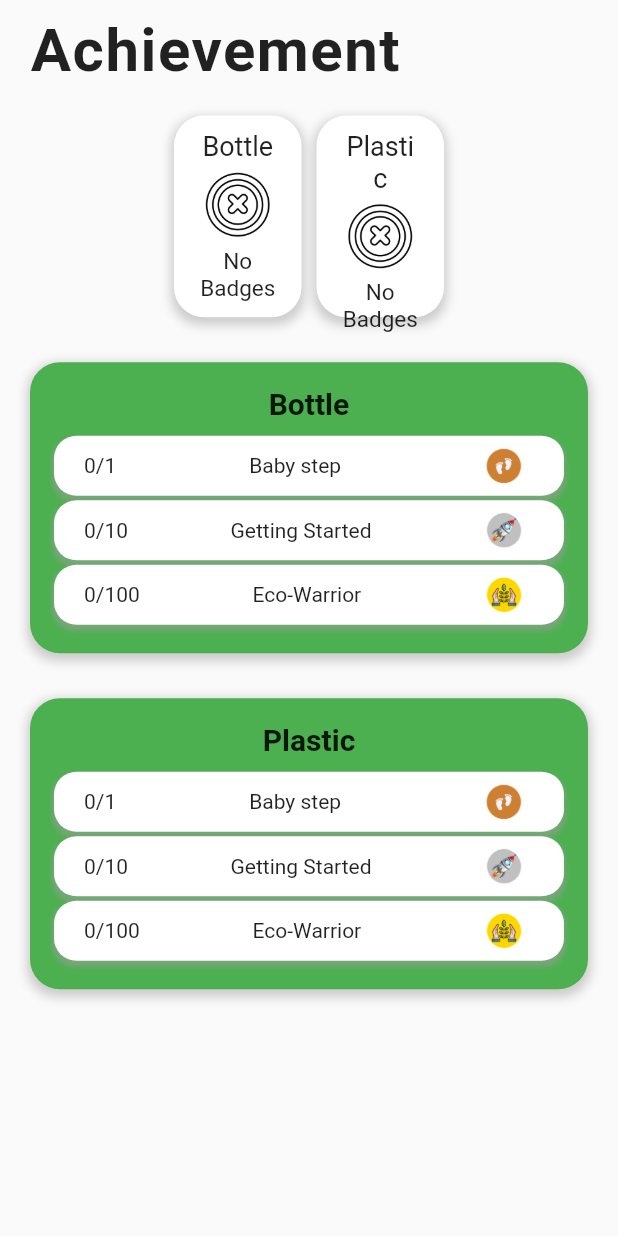
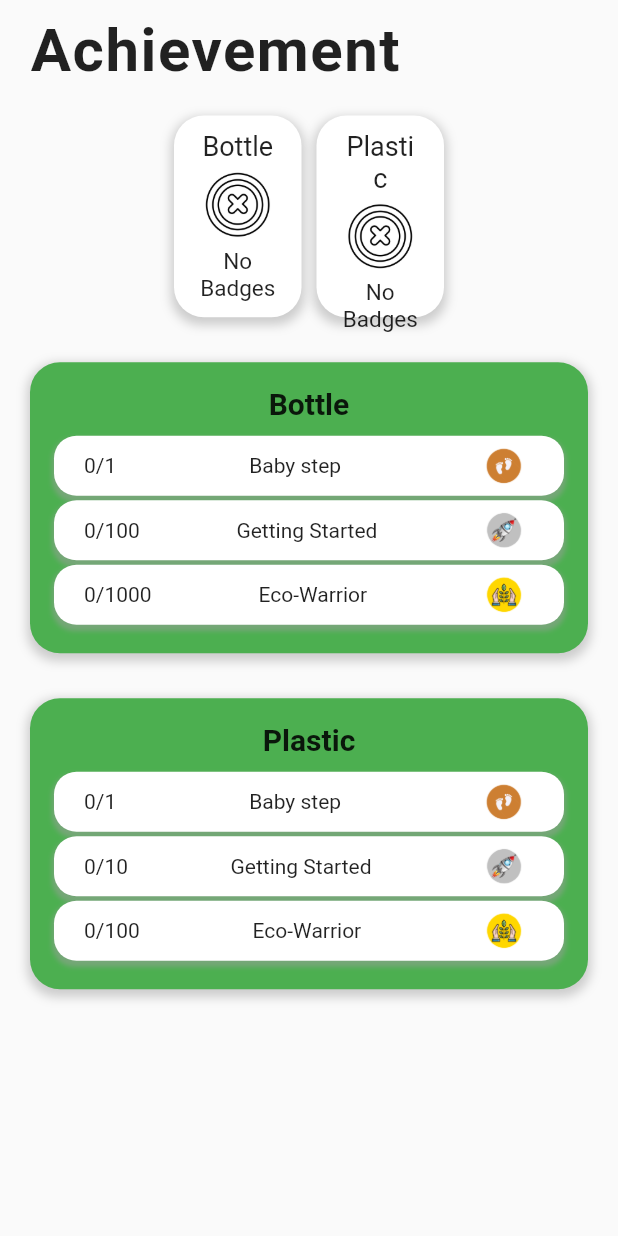
Before and after one commit to sandazz/waste_management_application, a Flutter app: the Achievement screen opened directly, on a phone screen of 412 x 824 dp. Run offline on Flutter 3.47's test engine with Material 2 defaults, Android fonts, the phone set to English and light mode, and no system bars; drawn by our look-alikes of showcaseview; our stand-ins replace cloud_firestore, firebase_auth, firebase_core, firebase_storage, flutter_fortune_wheel, image_picker and 2 more; missing offline and left inert: flutter_barcode_scanner, mobile_scanner; accounts and stored records are empty.

Commit message:
change achievemnt and leaderboard UI - change color and cut the name of achieved achievements - change the reward point getting mechanism - change the full name to first name show in the leaderboard

```diff
--- a/lib/pages/collector/Camera.dart
+++ b/lib/pages/collector/Camera.dart
@@ -238,7 +238,7 @@ class _CameraState extends State<Camera> with WidgetsBindingObserver {
                     // String caneAmount = caneAmountController.text.trim();
                     // String glassAmount = glassAmountController.text.trim();
                     int binAmount = 0;
-                    int points = (plasticAmount+bottleAmount)*5;
+                    int points = (plasticAmount*30)+(bottleAmount*5);
                     int spinnablePoints = points;
                     int rewardPoints = points;
 
--- a/lib/pages/enduser/Achievement.dart
+++ b/lib/pages/enduser/Achievement.dart
@@ -90,10 +90,10 @@ class _AchievementState extends State<Achievement> {
     }
 
     //bottle badges
-    if(bottleAmount>=100){
+    if(bottleAmount>=1000){
       achievementBottleURL = "assets/achievements/3.png";
       achievementBottleBadge = "Eco-Warrior";
-    }else if(bottleAmount>=10){
+    }else if(bottleAmount>=100){
       achievementBottleURL = "assets/achievements/2.png";
       achievementBottleBadge = "Getting Started";
     } else if(bottleAmount >= 1){
@@ -113,7 +113,7 @@ class _AchievementState extends State<Achievement> {
       achievementCaneBadge = "Baby Step";
     }
 
-    //plastic badges
+    //glass badges
     if(glassAmount>=100){
       achievementGlassURL = "assets/achievements/3.png";
       achievementGlassBadge = "Eco-Warrior";
@@ -728,7 +728,7 @@ class _AchievementState extends State<Achievement> {
                                   height: 40.0,// Set the height of the container
                                   margin: EdgeInsets.fromLTRB(0.0, 0.0, 0.0, 3.0),
                                   decoration: BoxDecoration(
-                                    color: Colors.white, // Set the background color of the container
+                                    color: bottleAmount >= 1 ? Colors.white38 : Colors.white, // Set the background color of the container
                                     borderRadius: BorderRadius.circular(15.0), // Set the border radius of the container
                                     boxShadow: [
                                       BoxShadow(
@@ -754,6 +754,9 @@ class _AchievementState extends State<Achievement> {
                                           child: Text(
                                             'Baby step',
                                             textAlign: TextAlign.center,
+                                            style: TextStyle(
+                                              decoration:  bottleAmount > 1 ? TextDecoration.lineThrough : null,
+                                            ),
                                           ),
                                         ),
                                       ),
@@ -772,51 +775,7 @@ class _AchievementState extends State<Achievement> {
                                   height: 40.0,// Set the height of the container
                                   margin: EdgeInsets.fromLTRB(0.0, 0.0, 0.0, 3.0),
                                   decoration: BoxDecoration(
-                                    color: Colors.white, // Set the background color of the container
-                                    borderRadius: BorderRadius.circular(15.0), // Set the border radius of the container
-                                    boxShadow: [
-                                      BoxShadow(
-                                        color: Colors.grey.withOpacity(0.5),
-                                        spreadRadius: 1.0,
-                                        blurRadius: 2.0,
-                                        offset: Offset(0, 3), // Adjust the shadow position as needed
-                                      ),
-                                    ],
-                                  ),
-                                  child: Row(
-                                    mainAxisAlignment: MainAxisAlignment.spaceBetween, // Align the children at the start and end of the row
-                                    children: [
-                                      Padding(
-                                        padding: EdgeInsets.only(left: 20.0),
-                                        child: Text(
-                                          "${bottleAmount >= 10 ? '10' : bottleAmount}/10",
-                                          textAlign: TextAlign.left,
-                                        ),
-                                      ),
-                                      Expanded(
-                                        child: Center(
-                                          child: Text(
-                                            'Getting Started',
-                                            textAlign: TextAlign.center,
-                                          ),
-                                        ),
-                                      ),
-                                      Container(
-                                        padding: EdgeInsets.only(right: 20.0),
-                                        child: Image.asset(
-                                          'assets/achievements/2.png',
-                                          fit: BoxFit.cover,
-                                        ),
-                                      ),
-                                    ],
-                                  ),
-                                ),
-                                Container(
-                                  width: 500.0, // Set the width of the container
-                                  height: 40.0,// Set the height of the container
-                                  margin: EdgeInsets.fromLTRB(0.0, 0.0, 0.0, 3.0),
-                                  decoration: BoxDecoration(
-                                    color: Colors.white, // Set the background color of the container
+                                    color: bottleAmount >= 100 ? Colors.white38 : Colors.white, // Set the background color of the container
                                     borderRadius: BorderRadius.circular(15.0), // Set the border radius of the container
                                     boxShadow: [
                                       BoxShadow(
@@ -840,8 +799,58 @@ class _AchievementState extends State<Achievement> {
                                       Expanded(
                                         child: Center(
                                           child: Text(
+                                            'Getting Started',
+                                            textAlign: TextAlign.center,
+                                            style: TextStyle(
+                                              decoration:  bottleAmount > 100 ? TextDecoration.lineThrough : null,
+                                            ),
+                                          ),
+                                        ),
+                                      ),
+                                      Container(
+                                        padding: EdgeInsets.only(right: 20.0),
+                                        child: Image.asset(
+                                          'assets/achievements/2.png',
+                                          fit: BoxFit.cover,
+                                        ),
+                                      ),
+                                    ],
+                                  ),
+                                ),
+                                Container(
+                                  width: 500.0, // Set the width of the container
+                                  height: 40.0,// Set the height of the container
+                                  margin: EdgeInsets.fromLTRB(0.0, 0.0, 0.0, 3.0),
+                                  decoration: BoxDecoration(
+                                    color: bottleAmount >= 1000 ? Colors.white38 : Colors.white, // Set the background color of the container
+                                    borderRadius: BorderRadius.circular(15.0), // Set the border radius of the container
+                                    boxShadow: [
+                                      BoxShadow(
+                                        color: Colors.grey.withOpacity(0.5),
+                                        spreadRadius: 1.0,
+                                        blurRadius: 2.0,
+                                        offset: Offset(0, 3), // Adjust the shadow position as needed
+                                      ),
+                                    ],
+                                  ),
+                                  child: Row(
+                                    mainAxisAlignment: MainAxisAlignment.spaceBetween, // Align the children at the start and end of the row
+                                    children: [
+                                      Padding(
+                                        padding: EdgeInsets.only(left: 20.0),
+                                        child: Text(
+                                          "${bottleAmount >= 1000 ? '1000' : bottleAmount}/1000",
+                                          textAlign: TextAlign.left,
+                                        ),
+                                      ),
+                                      Expanded(
+                                        child: Center(
+                                          child: Text(
                                             'Eco-Warrior',
                                             textAlign: TextAlign.center,
+                                            style: TextStyle(
+                                              decoration:  bottleAmount > 1000 ? TextDecoration.lineThrough : null,
+                                            ),
                                           ),
                                         ),
                                       ),
@@ -895,7 +904,7 @@ class _AchievementState extends State<Achievement> {
                                     height: 40.0,// Set the height of the container
                                     margin: EdgeInsets.fromLTRB(0.0, 0.0, 0.0, 3.0),
                                     decoration: BoxDecoration(
-                                      color: Colors.white, // Set the background color of the container
+                                      color: plasticAmount >= 1 ? Colors.white38 : Colors.white, // Set the background color of the container
                                       borderRadius: BorderRadius.circular(15.0), // Set the border radius of the container
                                       boxShadow: [
                                         BoxShadow(
@@ -921,6 +930,9 @@ class _AchievementState extends State<Achievement> {
                                             child: Text(
                                               'Baby step',
                                               textAlign: TextAlign.center,
+                                              style: TextStyle(
+                                                decoration:  plasticAmount > 1 ? TextDecoration.lineThrough : null,
+                                              ),
                                             ),
                                           ),
                                         ),
@@ -939,7 +951,7 @@ class _AchievementState extends State<Achievement> {
                                     height: 40.0,// Set the height of the container
                                     margin: EdgeInsets.fromLTRB(0.0, 0.0, 0.0, 3.0),
                                     decoration: BoxDecoration(
-                                      color: Colors.white, // Set the background color of the container
+                                      color: plasticAmount >= 10 ? Colors.white38 : Colors.white, // Set the background color of the container
                                       borderRadius: BorderRadius.circular(15.0), // Set the border radius of the container
                                       boxShadow: [
                                         BoxShadow(
@@ -965,6 +977,9 @@ class _AchievementState extends State<Achievement> {
                                           child: Text(
                                             'Getting Started',
                                             textAlign: TextAlign.center,
+                                            style: TextStyle(
+                                              decoration:  plasticAmount > 10 ? TextDecoration.lineThrough : null,
+                                            ),
                                           ),
                                         ),
                                       ),
@@ -983,7 +998,7 @@ class _AchievementState extends State<Achievement> {
                                     height: 40.0,// Set the height of the container
                                     margin: EdgeInsets.fromLTRB(0.0, 0.0, 0.0, 3.0),
                                     decoration: BoxDecoration(
-                                      color: Colors.white, // Set the background color of the container
+                                      color: plasticAmount >= 100 ? Colors.white38 : Colors.white, // Set the background color of the container
                                       borderRadius: BorderRadius.circular(15.0), // Set the border radius of the container
                                       boxShadow: [
                                         BoxShadow(
@@ -1009,6 +1024,9 @@ class _AchievementState extends State<Achievement> {
                                             child: Text(
                                               'Eco-Warrior',
                                               textAlign: TextAlign.center,
+                                              style: TextStyle(
+                                                decoration:  plasticAmount > 100 ? TextDecoration.lineThrough : null,
+                                              ),
                                             ),
                                           ),
                                         ),
--- a/lib/pages/enduser/LeaderBoard.dart
+++ b/lib/pages/enduser/LeaderBoard.dart
@@ -40,6 +40,9 @@ class _LeaderBoardState extends State<LeaderBoard> {
             Map<String, dynamic> data1 = documentSnapshot1.data() as Map<String, dynamic>;
             setState(() {
               String firstName = data1['fname'];
+              // Split the fullName using space and take the first part
+              List<String> splitNames = firstName.split(' ');
+              firstName = splitNames[0];
               names.add(firstName);
               int rewardPoint = documentSnapshot['rewardPoints'];
               rewardPoints.add(rewardPoint);
--- a/lib/pages/enduser/RewardGiveAway.dart
+++ b/lib/pages/enduser/RewardGiveAway.dart
@@ -150,6 +150,9 @@ class _RewardGiveAwayState extends State<RewardGiveAway> {
 
     // Make the HTTP GET request
     var response = await http.get(uri);
+
+    // print the respons that give from the API request
+    print(response.body);
 
     // If the call to the server was successful, print the response body
     if (response.statusCode == 200) {
```
